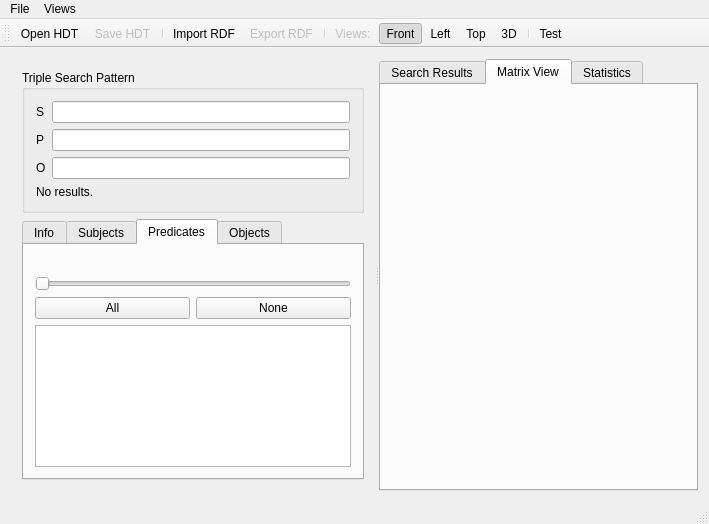
First picture: the form in hdt-it/hdtit.ui, repository rdfhdt/hdt-cpp, before the edit.
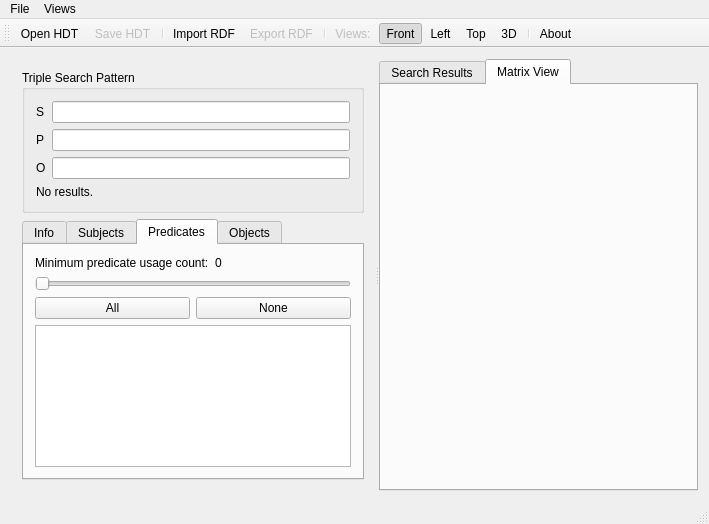
Second picture: the form after the edit. The open tabs and pages were chosen to show the change. Custom widgets are drawn as their Qt base class.

What changed in the file:
```diff
--- a/hdt-it/hdtit.ui
+++ b/hdt-it/hdtit.ui
@@ -128,11 +128,22 @@
            </attribute>
            <layout class="QVBoxLayout" name="verticalLayout">
             <item>
-             <widget class="QLabel" name="numPredicateCount">
-              <property name="text">
-               <string/>
-              </property>
-             </widget>
+             <layout class="QHBoxLayout" name="horizontalLayout_4">
+              <item>
+               <widget class="QLabel" name="label">
+                <property name="text">
+                 <string>Minimum predicate usage count:</string>
+                </property>
+               </widget>
+              </item>
+              <item>
+               <widget class="QLabel" name="numPredicateCount">
+                <property name="text">
+                 <string>0</string>
+                </property>
+               </widget>
+              </item>
+             </layout>
             </item>
             <item>
              <widget class="QSlider" name="predicateCountSlider">
@@ -200,11 +211,6 @@
          <string>Matrix View</string>
         </attribute>
        </widget>
-       <widget class="QWidget" name="tab_5">
-        <attribute name="title">
-         <string>Statistics</string>
-        </attribute>
-       </widget>
       </widget>
      </widget>
     </item>
@@ -260,7 +266,7 @@
    <addaction name="actionTopView"/>
    <addaction name="action3Dview"/>
    <addaction name="separator"/>
-   <addaction name="actionTest"/>
+   <addaction name="actionAbout"/>
   </widget>
   <widget class="QStatusBar" name="statusBar"/>
   <action name="actionOpenHDT">
@@ -352,6 +358,25 @@
     <string>Test</string>
    </property>
   </action>
+  <action name="actionAbout">
+   <property name="text">
+    <string>About</string>
+   </property>
+   <property name="toolTip">
+    <string>About HDT-it!</string>
+   </property>
+  </action>
+  <action name="actionQuit">
+   <property name="text">
+    <string>Quit</string>
+   </property>
+   <property name="toolTip">
+    <string>Quit HDT-it!</string>
+   </property>
+   <property name="shortcut">
+    <string>Ctrl+Q</string>
+   </property>
+  </action>
  </widget>
  <layoutdefault spacing="6" margin="11"/>
  <customwidgets>
```
Left out of the diff: 71 changed lines with no effect on the pictures.
